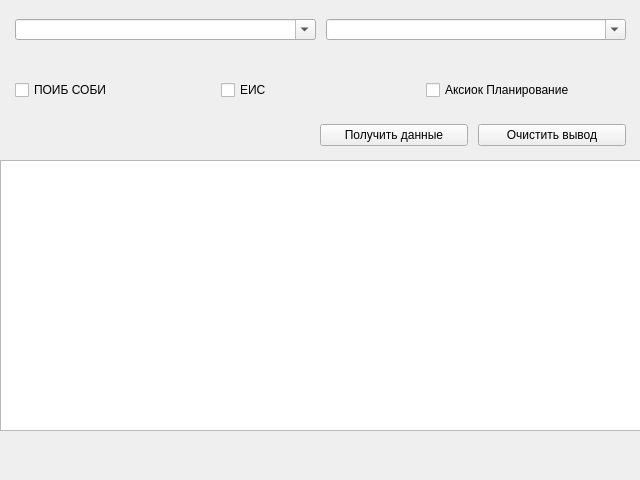
Ara-Bog/KingMatrixDesk, file MainWindow.ui: the form before one commit.
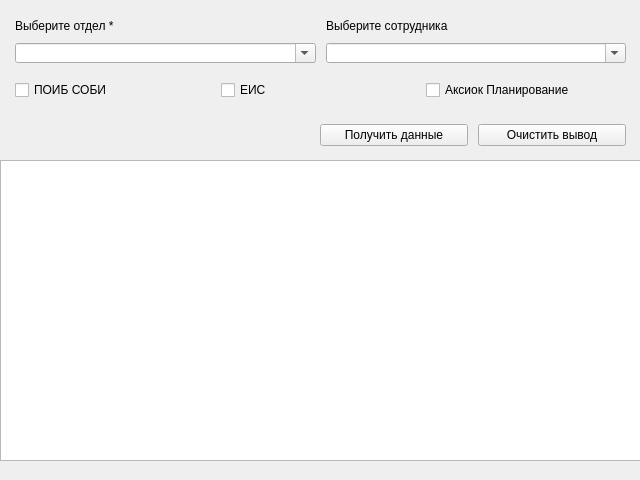
The form after the commit.

Patch:
```diff
--- a/MainWindow.ui
+++ b/MainWindow.ui
@@ -32,7 +32,7 @@
       <x>0</x>
       <y>-1</y>
       <width>641</width>
-      <height>41</height>
+      <height>64</height>
      </rect>
     </property>
     <layout class="QGridLayout" name="filterWrap">
@@ -48,7 +48,20 @@
      <property name="spacing">
       <number>10</number>
      </property>
-     <item row="0" column="0">
+     <item row="1" column="1">
+      <widget class="QComboBox" name="select_employee">
+       <property name="editable">
+        <bool>true</bool>
+       </property>
+       <property name="placeholderText">
+        <string>Выберите сотрудника</string>
+       </property>
+       <property name="frame">
+        <bool>true</bool>
+       </property>
+      </widget>
+     </item>
+     <item row="1" column="0">
       <widget class="QComboBox" name="select_departments">
        <property name="whatsThis">
         <string/>
@@ -61,17 +74,18 @@
        </property>
       </widget>
      </item>
+     <item row="0" column="0">
+      <widget class="QLabel" name="label">
+       <property name="text">
+        <string>Выберите отдел *</string>
+       </property>
+      </widget>
+     </item>
      <item row="0" column="1">
-      <widget class="QComboBox" name="selectEmployee">
-       <property name="editable">
-        <bool>true</bool>
-       </property>
-       <property name="placeholderText">
+      <widget class="QLabel" name="label_2">
+       <property name="text">
         <string>Выберите сотрудника</string>
        </property>
-       <property name="frame">
-        <bool>true</bool>
-       </property>
       </widget>
      </item>
     </layout>
@@ -130,7 +144,7 @@
       <x>0</x>
       <y>160</y>
       <width>641</width>
-      <height>271</height>
+      <height>301</height>
      </rect>
     </property>
    </widget>
```
